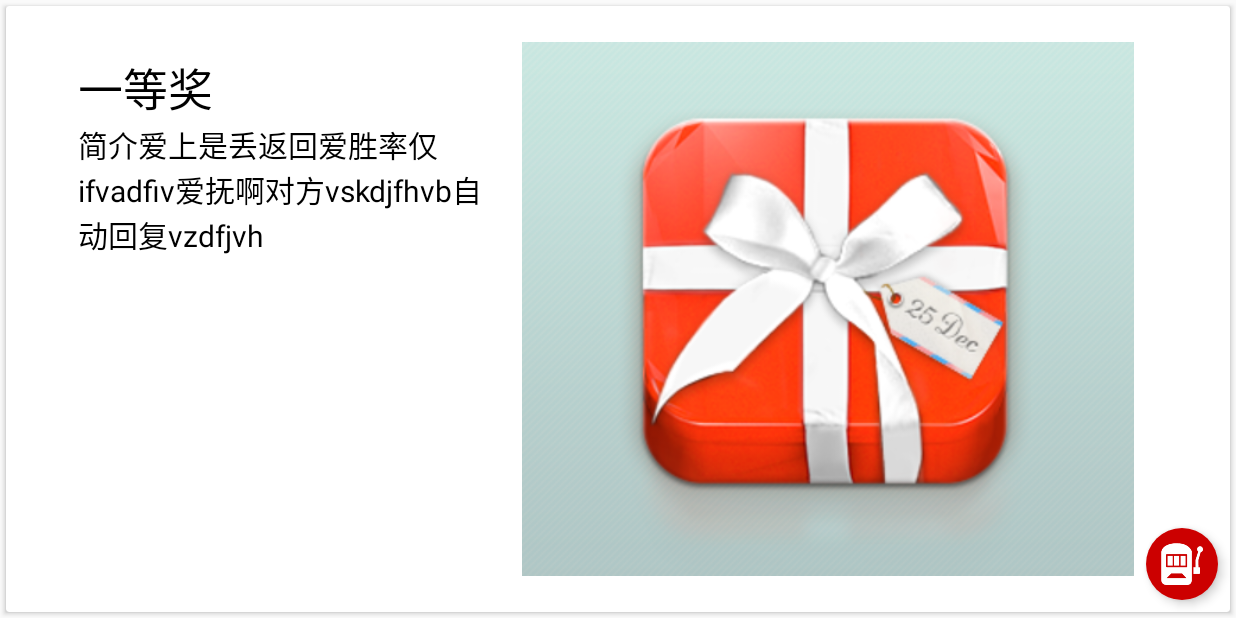
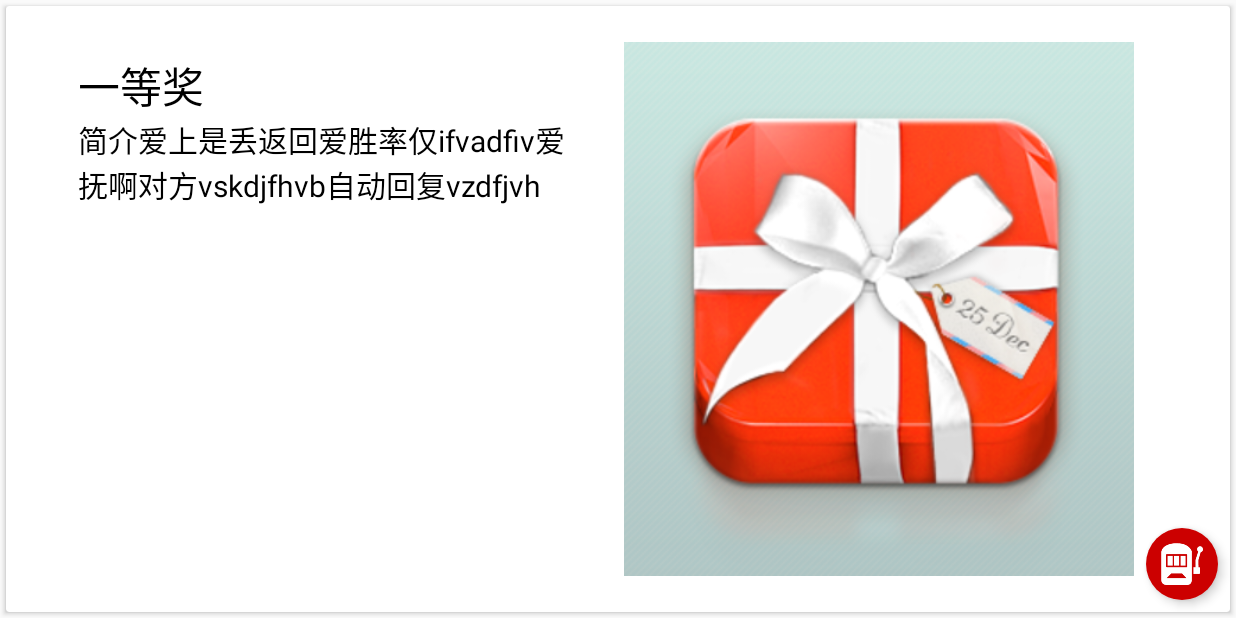
Before and after one commit to DEVELOPERPAN1024/ThunderSoftLuckyDraw, an Android app: the fragment PrizeFragment placed in its activity, on a phone screen of 824 x 412 dp (held sideways). Run offline under Robolectric (Android 15) with nearby library versions, the phone set to English and light mode, and no system bars; our stand-ins replace ButterKnife; 5 statements that could not run were skipped.

```diff
--- a/CodingNight/app/src/main/res/layout/fragment_lucky_draw.xml
+++ b/CodingNight/app/src/main/res/layout/fragment_lucky_draw.xml
@@ -42,7 +42,7 @@
                         android:singleLine="true"
                         android:text="一等奖"
                         android:textColor="#000"
-                        android:textSize="30sp" />
+                        android:textSize="28sp" />
                 </HorizontalScrollView>
 
                 <ScrollView
@@ -68,7 +68,7 @@
                 android:layout_marginLeft="@dimen/three"
                 android:layout_marginRight="@dimen/eight"
                 android:layout_marginTop="@dimen/three"
-                android:layout_weight="1.5"
+                android:layout_weight="1"
                 android:background="#0000"
                 android:minHeight="240dp"
                 android:scaleType="centerCrop"
--- a/CodingNight/app/src/main/res/layout/item_award_layout.xml
+++ b/CodingNight/app/src/main/res/layout/item_award_layout.xml
@@ -1,10 +1,12 @@
 <?xml version="1.0" encoding="utf-8"?>
 <FrameLayout xmlns:android="http://schemas.android.com/apk/res/android"
+    xmlns:app="http://schemas.android.com/apk/res-auto"
     android:layout_width="match_parent"
     android:layout_height="match_parent"
     android:orientation="vertical">
 
     <android.support.v7.widget.CardView
+        android:id="@+id/main_award_cv"
         android:layout_marginLeft="@dimen/one"
         android:layout_marginRight="@dimen/one"
         android:layout_marginBottom="@dimen/one"
```
Also changed, not shown: CodingNight/app/src/main/java/cn/thundersoft/codingnight/util/MyRandom.java (+5 -3 lines).
